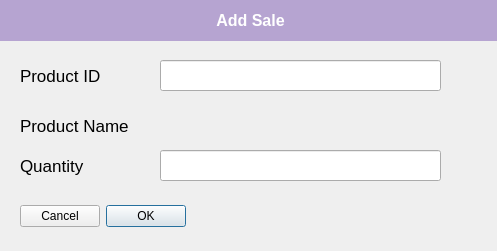
JunlinDu/PHP-SRePS, file app/UserInterface/Pages/AddSaleDialog.ui: the form before one commit.
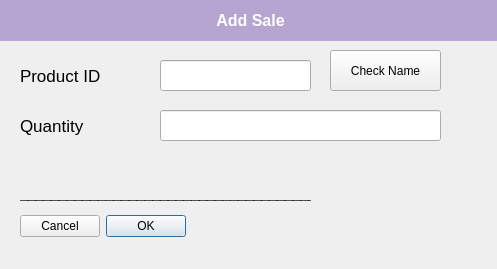
The form after the commit.

Commit message: SaleDialog diaplay product name added

```diff
--- a/app/UserInterface/Pages/AddSaleDialog.ui
+++ b/app/UserInterface/Pages/AddSaleDialog.ui
@@ -7,7 +7,7 @@
     <x>0</x>
     <y>0</y>
     <width>497</width>
-    <height>251</height>
+    <height>269</height>
    </rect>
   </property>
   <property name="windowTitle">
@@ -17,7 +17,7 @@
    <property name="geometry">
     <rect>
      <x>20</x>
-     <y>200</y>
+     <y>210</y>
      <width>471</width>
      <height>32</height>
     </rect>
@@ -40,7 +40,7 @@
     <rect>
      <x>160</x>
      <y>60</y>
-     <width>281</width>
+     <width>151</width>
      <height>31</height>
     </rect>
    </property>
@@ -82,7 +82,7 @@
    <property name="geometry">
     <rect>
      <x>160</x>
-     <y>150</y>
+     <y>110</y>
      <width>281</width>
      <height>31</height>
     </rect>
@@ -92,7 +92,7 @@
    <property name="geometry">
     <rect>
      <x>20</x>
-     <y>150</y>
+     <y>110</y>
      <width>141</width>
      <height>31</height>
     </rect>
@@ -155,45 +155,12 @@
     <bool>true</bool>
    </property>
   </widget>
-  <widget class="QLabel" name="label_2">
-   <property name="geometry">
-    <rect>
-     <x>20</x>
-     <y>110</y>
-     <width>141</width>
-     <height>31</height>
-    </rect>
-   </property>
-   <property name="font">
-    <font>
-     <family>MS Sans Serif</family>
-     <pointsize>13</pointsize>
-     <weight>50</weight>
-     <bold>false</bold>
-    </font>
-   </property>
-   <property name="layoutDirection">
-    <enum>Qt::LeftToRight</enum>
-   </property>
-   <property name="styleSheet">
-    <string notr="true"/>
-   </property>
-   <property name="text">
-    <string>Product Name</string>
-   </property>
-   <property name="alignment">
-    <set>Qt::AlignLeading|Qt::AlignLeft|Qt::AlignVCenter</set>
-   </property>
-   <property name="wordWrap">
-    <bool>true</bool>
-   </property>
-  </widget>
   <widget class="QLabel" name="ProductNameText">
    <property name="geometry">
     <rect>
-     <x>160</x>
-     <y>110</y>
-     <width>281</width>
+     <x>20</x>
+     <y>170</y>
+     <width>291</width>
      <height>31</height>
     </rect>
    </property>
@@ -221,6 +188,52 @@
     <bool>true</bool>
    </property>
   </widget>
+  <widget class="QPushButton" name="CheckName">
+   <property name="geometry">
+    <rect>
+     <x>330</x>
+     <y>50</y>
+     <width>111</width>
+     <height>41</height>
+    </rect>
+   </property>
+   <property name="text">
+    <string>Check Name</string>
+   </property>
+  </widget>
+  <widget class="QLabel" name="ProductNameText_2">
+   <property name="geometry">
+    <rect>
+     <x>20</x>
+     <y>180</y>
+     <width>291</width>
+     <height>31</height>
+    </rect>
+   </property>
+   <property name="font">
+    <font>
+     <family>Courier</family>
+     <pointsize>10</pointsize>
+     <weight>50</weight>
+     <bold>false</bold>
+    </font>
+   </property>
+   <property name="layoutDirection">
+    <enum>Qt::LeftToRight</enum>
+   </property>
+   <property name="styleSheet">
+    <string notr="true"/>
+   </property>
+   <property name="text">
+    <string>______________________________________________</string>
+   </property>
+   <property name="alignment">
+    <set>Qt::AlignLeading|Qt::AlignLeft|Qt::AlignVCenter</set>
+   </property>
+   <property name="wordWrap">
+    <bool>true</bool>
+   </property>
+  </widget>
  </widget>
  <resources/>
  <connections>
```
The commit also changes 2 other files.
